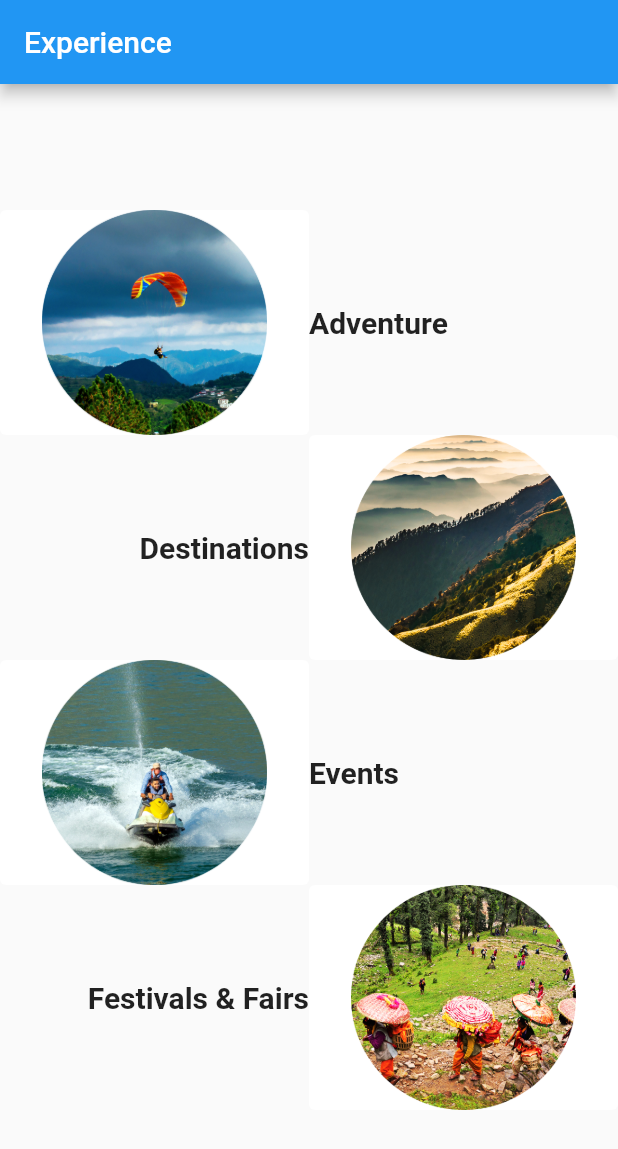
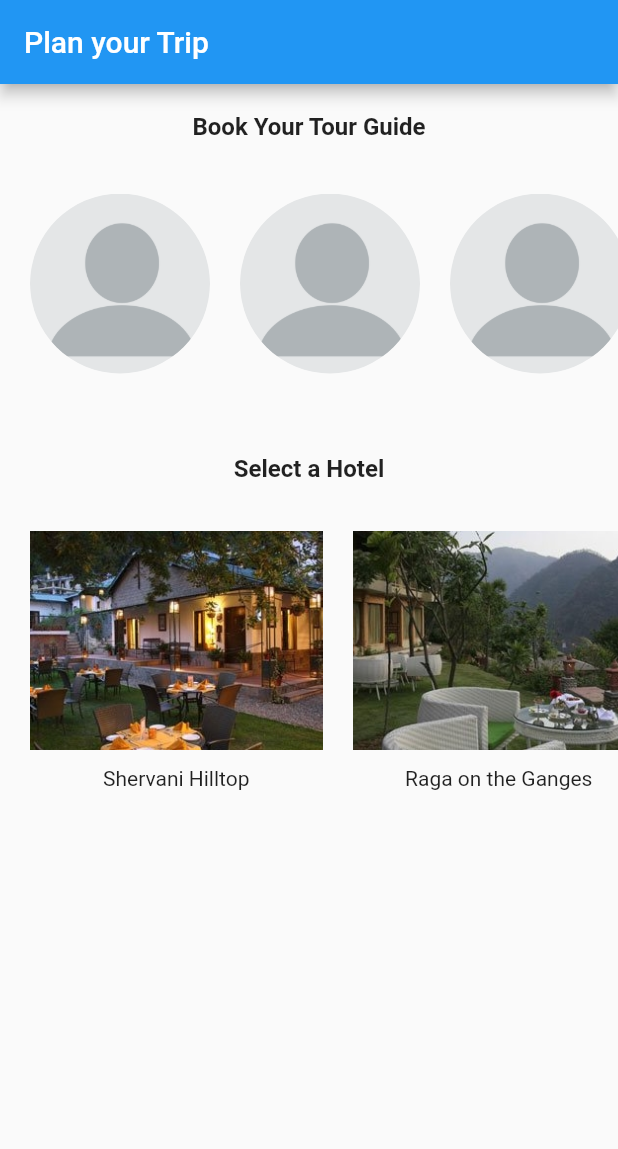
Before and after one commit to anushikabala/CharDham, a Flutter app: the screen it shows after launch, on a phone screen of 412 x 824 dp. Shown: the top 1149 px of the screen. Run offline on Flutter 3.47's test engine with Material 2 defaults, Android fonts, the light colour scheme and no system bars; our stand-ins replace cached_network_image, flutter_svg, google_fonts, smooth_page_indicator.

Commit message:
plan trip

```diff
--- a/lib/main.dart
+++ b/lib/main.dart
@@ -1,6 +1,7 @@
 import 'package:chaardham/screens/Selectedplace_screen.dart';
 import 'package:chaardham/screens/adventure.dart';
 import 'package:chaardham/screens/experience.dart';
+import 'package:chaardham/screens/plantrip.dart';
 import 'package:flutter/material.dart';
 import 'package:chaardham/screens/home_screen.dart';
 
@@ -14,7 +15,7 @@ class MyApp extends StatelessWidget {
   Widget build(BuildContext context) {
     return MaterialApp(
       debugShowCheckedModeBanner: false,
-      home: Experience()
+      home: PlanTrip()
     );
   }
 }
--- /dev/null
+++ b/lib/screens/plantrip.dart
@@ -0,0 +1,200 @@
+import 'package:flutter/material.dart';
+
+class PlanTrip extends StatelessWidget {
+
+  @override
+  Widget build(BuildContext context) {
+    return Scaffold(
+      appBar: AppBar(
+        title: Text('Plan your Trip'),
+      ),
+      body: SafeArea(
+        child: Column(
+
+          children: [
+            Text(
+                "\nBook Your Tour Guide",
+              style: TextStyle(
+                fontSize: 16.0, fontWeight: FontWeight.bold,
+              ),
+            ),
+            Container(
+              margin: const EdgeInsets.symmetric(vertical: 20.0),
+              height: 150.0,
+              child: ListView(
+                // This next line does the trick.
+                scrollDirection: Axis.horizontal,
+                children: <Widget>[
+                  Container(
+                    width: 120.0,
+                    margin: const EdgeInsets.only(left: 20.0),
+                    decoration: BoxDecoration(
+                      image: DecorationImage(
+                        image: AssetImage(
+                            'assets/images2/default.png'),
+                      ),
+                      shape: BoxShape.circle,
+                    ),
+                  ),
+                  Container(
+                    width: 120.0,
+                    margin: const EdgeInsets.only(left: 20.0),
+                    decoration: BoxDecoration(
+                      image: DecorationImage(
+                        image: AssetImage(
+                            'assets/images2/default.png'),
+                      ),
+                      shape: BoxShape.circle,
+                    ),
+                  ),
+                  Container(
+                    width: 120.0,
+                    margin: const EdgeInsets.only(left: 20.0),
+                    decoration: BoxDecoration(
+                      image: DecorationImage(
+                        image: AssetImage(
+                            'assets/images2/default.png'),
+                      ),
+                      shape: BoxShape.circle,
+                    ),
+                  ),
+                  Container(
+                    width: 120.0,
+                    margin: const EdgeInsets.only(left: 20.0),
+                    decoration: BoxDecoration(
+                      image: DecorationImage(
+                        image: AssetImage(
+                            'assets/images2/default.png'),
+                      ),
+                      shape: BoxShape.circle,
+                    ),
+                  ),
+                  Container(
+                    width: 120.0,
+                    margin: const EdgeInsets.only(left: 20.0),
+                    decoration: BoxDecoration(
+                      image: DecorationImage(
+                        image: AssetImage(
+                            'assets/images2/default.png'),
+                      ),
+                      shape: BoxShape.circle,
+                    ),
+                  ),
+
+                ],
+              ),
+            ),
+            Text(
+              "\nSelect a Hotel",
+              style: TextStyle(
+                fontSize: 16.0, fontWeight: FontWeight.bold,
+              ),
+            ),
+            Container(
+              margin: const EdgeInsets.symmetric(vertical: 5.0),
+              height: 200.0,
+              child: ListView(
+                // This next line does the trick.
+                scrollDirection: Axis.horizontal,
+                children: <Widget>[
+                  Container(
+                    width: 195.0,
+                    margin: const EdgeInsets.only(left: 20.0),
+                    decoration: BoxDecoration(
+                      image: DecorationImage(
+                        image: AssetImage(
+                            'assets/images2/shervani.jpg'),
+                      ),
+                    ),
+                    child: Center(
+                      child: Container(
+                        alignment: Alignment(0.0, 1.0),
+                        child: Text(
+                          "Shervani Hilltop",
+                        ),
+                      ),
+                    )
+                  ),
+                  Container(
+                      width: 195.0,
+                      margin: const EdgeInsets.only(left: 20.0),
+                      decoration: BoxDecoration(
+                        image: DecorationImage(
+                          image: AssetImage(
+                              'assets/images2/raga.jpg'),
+                        ),
+                      ),
+                      child: Center(
+                        child: Container(
+                          alignment: Alignment(0.0, 1.0),
+                          child: Text(
+                            "Raga on the Ganges",
+                          ),
+                        ),
+                      )
+                  ),
+                  Container(
+                      width: 195.0,
+                      margin: const EdgeInsets.only(left: 20.0),
+                      decoration: BoxDecoration(
+                        image: DecorationImage(
+                          image: AssetImage(
+                              'assets/images2/manu.jpg'),
+                        ),
+                      ),
+                      child: Center(
+                        child: Container(
+                          alignment: Alignment(0.0, 1.0),
+                          child: Text(
+                            "The Manu Maharani",
+                          ),
+                        ),
+                      )
+                  ),
+                  Container(
+                      width: 195.0,
+                      margin: const EdgeInsets.only(left: 20.0),
+                      decoration: BoxDecoration(
+                        image: DecorationImage(
+                          image: AssetImage(
+                              'assets/images2/naini.jpg'),
+                        ),
+                      ),
+                      child: Center(
+                        child: Container(
+                          alignment: Alignment(0.0, 1.0),
+                          child: Text(
+                            "The Naini Retreat",
+                          ),
+                        ),
+                      )
+                  ),
+                  Container(
+                      width: 195.0,
+                      margin: const EdgeInsets.only(left: 20.0),
+                      decoration: BoxDecoration(
+                        image: DecorationImage(
+                          image: AssetImage(
+                              'assets/images2/aloha.jpg'),
+                        ),
+                      ),
+                      child: Center(
+                        child: Container(
+                          alignment: Alignment(0.0, 1.0),
+                          child: Text(
+                            "Aloha on the Ganges Resort",
+                          ),
+                        ),
+                      )
+                  ),
+                ],
+              ),
+            ),
+          ],
+        )
+      )
+
+
+    );
+  }
+}
--- a/pubspec.yaml
+++ b/pubspec.yaml
@@ -67,3 +67,9 @@ flutter:
     - assets/images1/Devidhuraf.jpg
     - assets/images1/Hilljatrab.jpg
     - assets/images1/Hilljatraf.jpg
+    - assets/images2/aloha.jpg
+    - assets/images2/manu.jpg
+    - assets/images2/naini.jpg
+    - assets/images2/raga.jpg
+    - assets/images2/shervani.jpg
+    - assets/images2/default.png
```
Also changed, not shown: assets/images2/aloha.jpg (added), assets/images2/default.png (added), assets/images2/manu.jpg (added), assets/images2/naini.jpg (added), assets/images2/raga.jpg (added), assets/images2/shervani.jpg (added).
